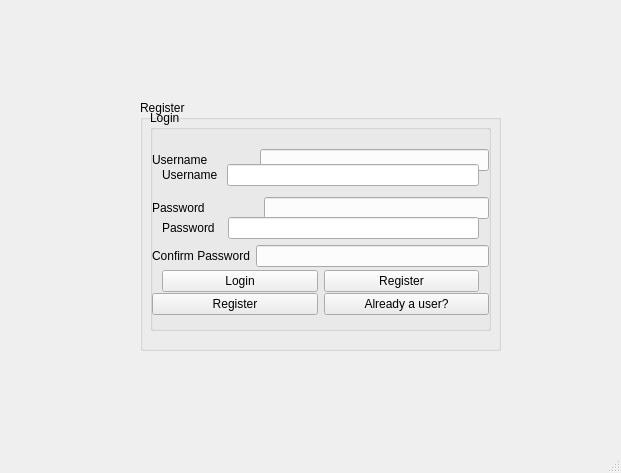
Old version of the form src/client/gui/ui/welcome.ui in the repository khalilmasri/Skype.
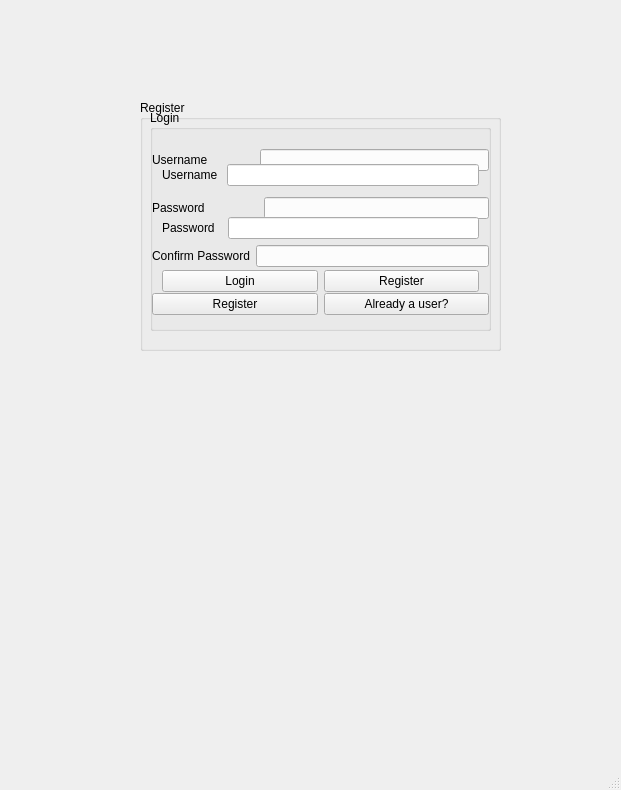
New version of the form.

Commit message: Chat window resize

The edit to the form file:
```diff
--- a/src/client/gui/ui/welcome.ui
+++ b/src/client/gui/ui/welcome.ui
@@ -7,7 +7,7 @@
     <x>0</x>
     <y>0</y>
     <width>621</width>
-    <height>473</height>
+    <height>790</height>
    </rect>
   </property>
   <property name="windowTitle">
```
The commit also changes 4 other files.
